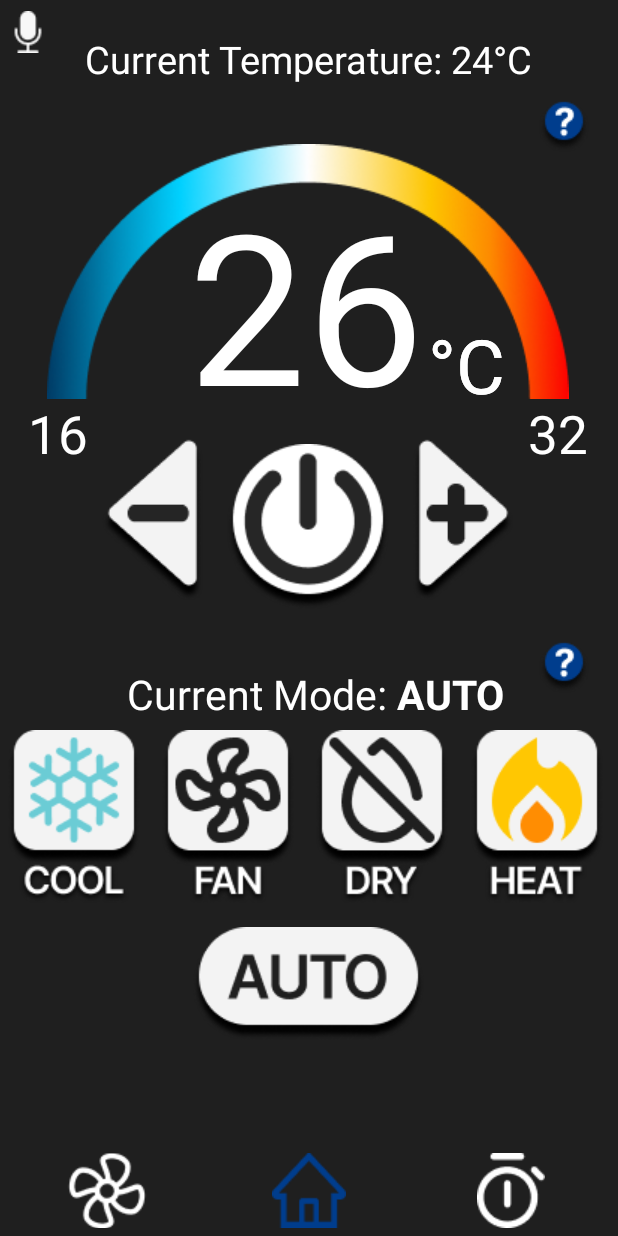
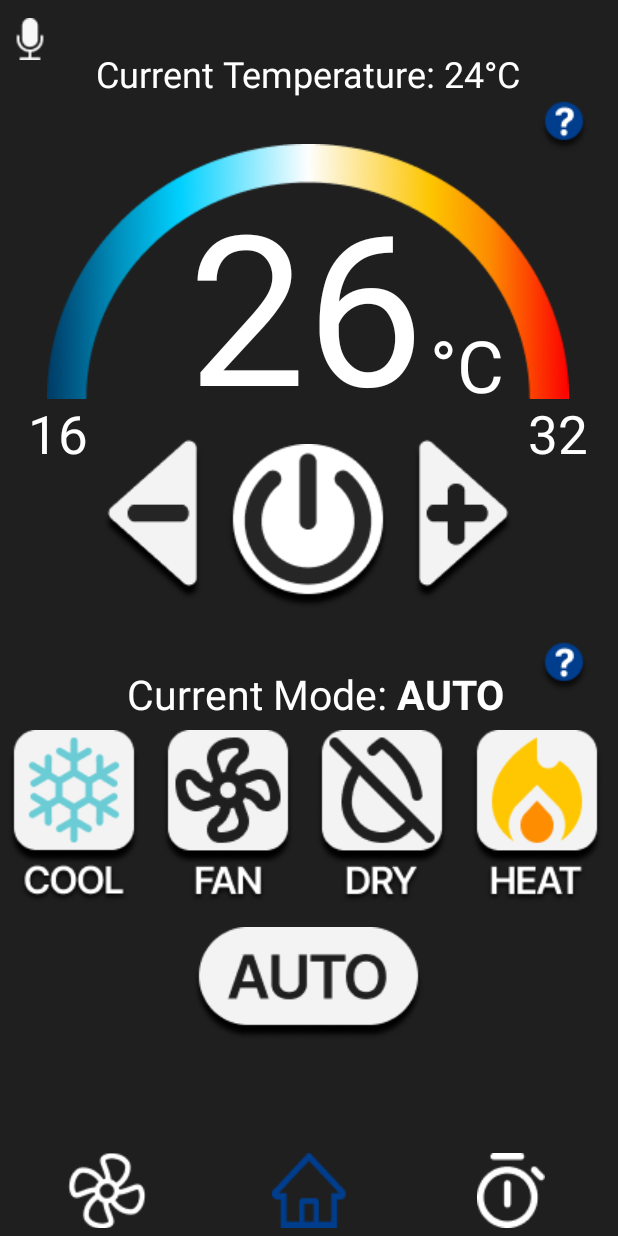
Before and after one commit to DebsTheLemon/AControl, an Android app: the screen it shows after launch (MainActivity), on a phone screen of 412 x 824 dp. Run offline under Robolectric (Android 15) with nearby library versions, the phone set to English and light mode, and no system bars.

Commit message:
UI Tweaking

```diff
--- a/app/src/main/res/layout/activity_main.xml
+++ b/app/src/main/res/layout/activity_main.xml
@@ -58,14 +58,14 @@
         android:layout_height="wrap_content"
         android:text="Current Temperature: 24°C"
         android:textColor="#FFFFFF"
-        android:textSize="25sp"
+        android:textSize="24sp"
         android:textStyle="normal"
         app:layout_constraintBottom_toTopOf="@+id/PowerBtn"
         app:layout_constraintEnd_toEndOf="parent"
         app:layout_constraintHorizontal_bias="0.495"
         app:layout_constraintStart_toStartOf="parent"
         app:layout_constraintTop_toTopOf="parent"
-        app:layout_constraintVertical_bias="0.085" />
+        app:layout_constraintVertical_bias="0.125" />
 
     <ImageView
         android:id="@+id/PowerBtn"
@@ -121,26 +121,12 @@
         app:layout_constraintVertical_bias="0.165" />
 
     <TextView
-        android:id="@+id/Celsius"
-        android:layout_width="wrap_content"
-        android:layout_height="wrap_content"
-        android:text="°C"
-        android:textColor="#FFFFFF"
-        android:textSize="50sp"
-        app:layout_constraintBottom_toBottomOf="parent"
-        app:layout_constraintEnd_toEndOf="parent"
-        app:layout_constraintHorizontal_bias="0.791"
-        app:layout_constraintStart_toStartOf="parent"
-        app:layout_constraintTop_toTopOf="parent"
-        app:layout_constraintVertical_bias="0.277" />
-
-    <TextView
         android:id="@+id/celsius"
         android:layout_width="wrap_content"
         android:layout_height="wrap_content"
         android:text="°C"
         android:textColor="#FFFFFF"
-        android:textSize="50sp"
+        android:textSize="48sp"
         app:layout_constraintBottom_toBottomOf="parent"
         app:layout_constraintEnd_toEndOf="parent"
         app:layout_constraintHorizontal_bias="0.791"
@@ -343,8 +329,8 @@
         android:src="@drawable/btn_mic"
         app:layout_constraintBottom_toBottomOf="parent"
         app:layout_constraintEnd_toEndOf="parent"
-        app:layout_constraintHorizontal_bias="0.013"
+        app:layout_constraintHorizontal_bias="0.015"
         app:layout_constraintStart_toStartOf="parent"
         app:layout_constraintTop_toTopOf="parent"
-        app:layout_constraintVertical_bias="0.009" />
+        app:layout_constraintVertical_bias="0.015" />
 </androidx.constraintlayout.widget.ConstraintLayout >
```
